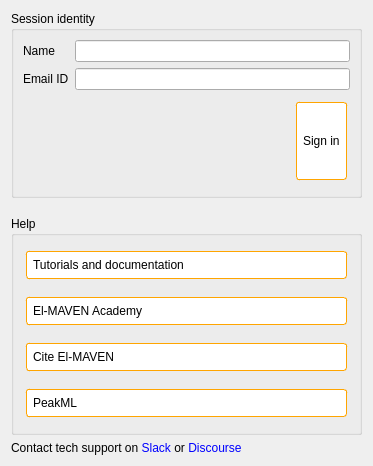
Above: src/gui/mzroll/forms/infodialog.ui from saiful-elucidata/ElMaven before the change. Below: the same form after it.
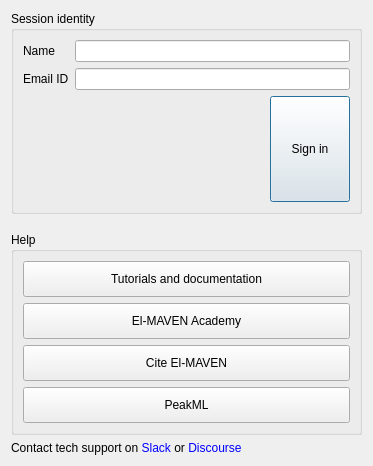
That is the form after the change.

```diff
--- a/src/gui/mzroll/forms/infodialog.ui
+++ b/src/gui/mzroll/forms/infodialog.ui
@@ -25,27 +25,6 @@
   <property name="windowTitle">
    <string>Support Information</string>
   </property>
-  <property name="styleSheet">
-   <string notr="true">QPushButton {
-	background-color: white;
-	padding: 6px;
-	border: 1px solid orange;
-	border-radius: 3px;
-	text-align: left;
-	margin: 6px 3px;
-}
-
-QPushButton:hover {
-	background-color: rgb(117, 110, 210);
-	color: white;
-	border: 1px solid rgb(117, 110, 210);
-}
-
-QPushButton:focus {
-	outline: none;
-	border: 1px solid black;
-}</string>
-  </property>
   <layout class="QVBoxLayout" name="verticalLayout">
    <item>
     <widget class="QGroupBox" name="groupBox">
```
